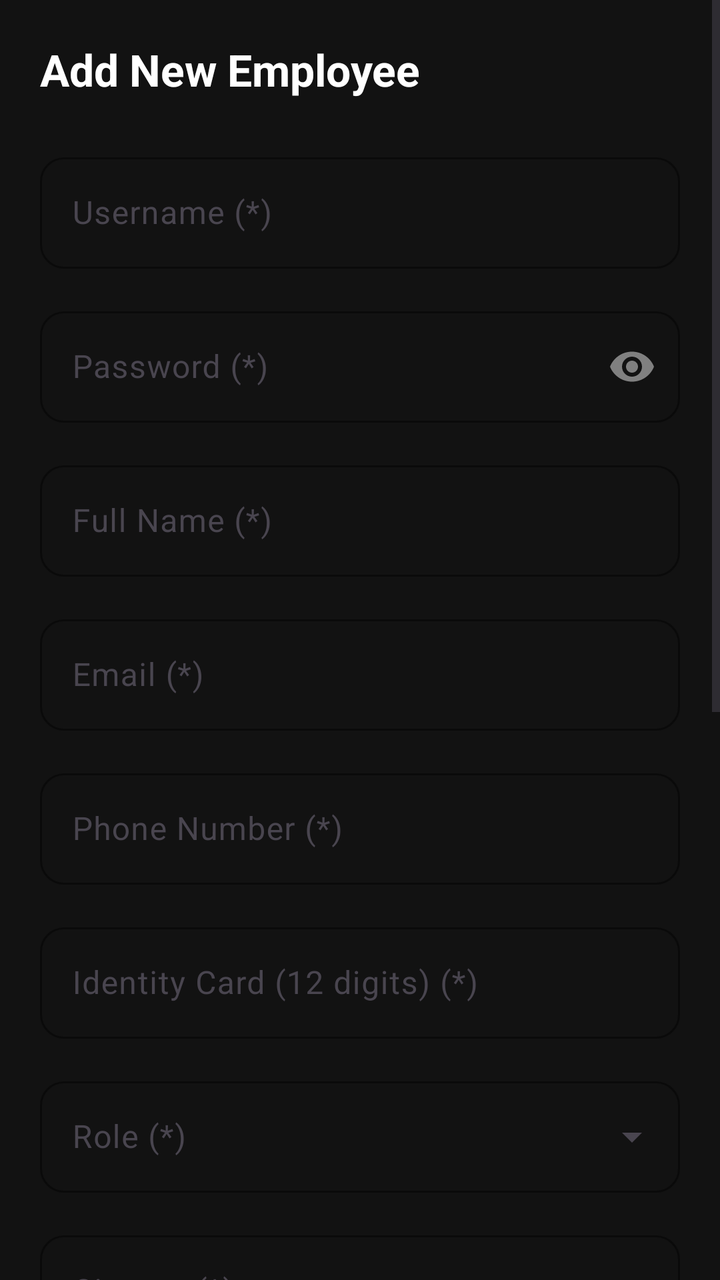
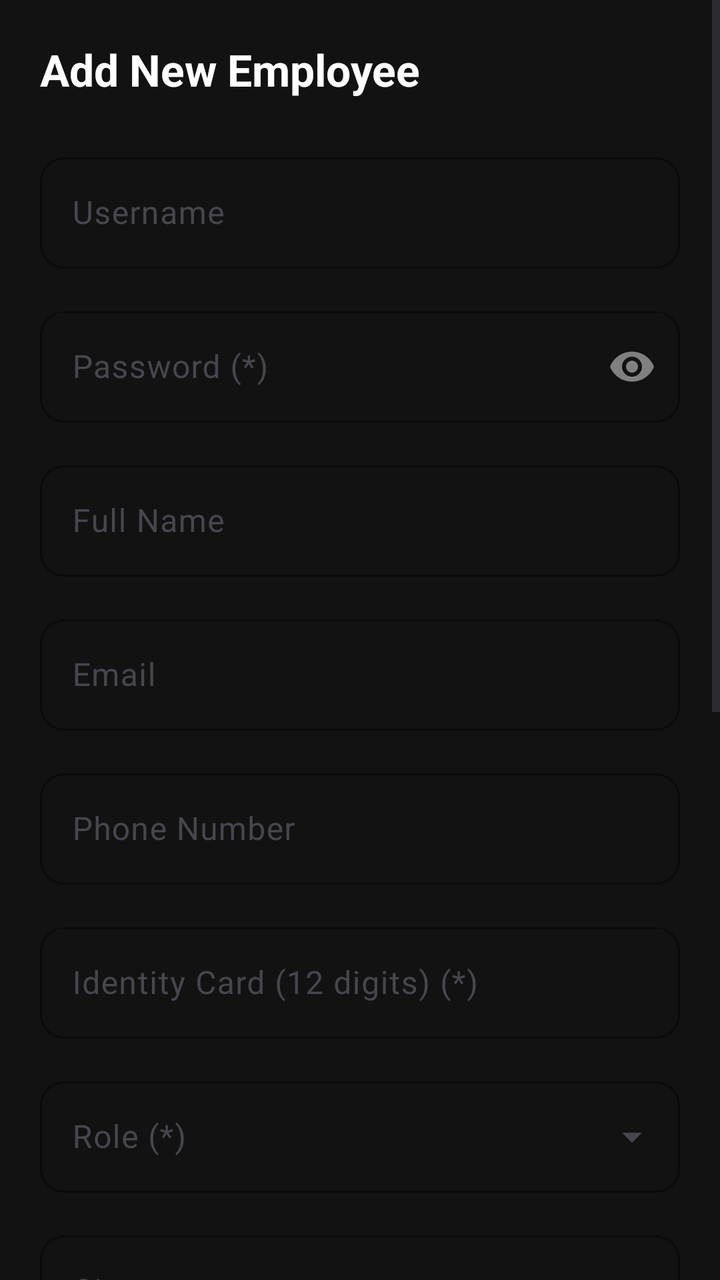

Two renders of the same Android screen: before a commit and after it. Below are the layout's source before the change and the commit's diff.
<!-- AndroidManifest.xml: activity theme Theme.Moviebookingapp -->
<!-- res/layout/activity_admin_staff.xml -->
<?xml version="1.0" encoding="utf-8"?>
<ScrollView xmlns:android="http://schemas.android.com/apk/res/android"
    xmlns:app="http://schemas.android.com/apk/res-auto"
    android:layout_width="match_parent"
    android:layout_height="match_parent"
    android:background="@color/admin_bg"
    android:fillViewport="true">

    <LinearLayout
        android:layout_width="match_parent"
        android:layout_height="wrap_content"
        android:orientation="vertical"
        android:padding="20dp">

        <TextView
            android:id="@+id/tvFormTitle"
            android:layout_width="wrap_content"
            android:layout_height="wrap_content"
            android:text="@string/auto_str_add_new_employee"
            android:textColor="@color/white"
            android:textSize="22sp"
            android:textStyle="bold"
            android:layout_marginBottom="24dp" />

        
        <com.google.android.material.textfield.TextInputLayout
            android:id="@+id/layoutUsername"
            style="@style/Widget.Material3.TextInputLayout.OutlinedBox"
            android:layout_width="match_parent"
            android:layout_height="wrap_content"
            android:layout_marginBottom="16dp"
            android:hint="Username (*)"
            app:boxStrokeColor="@color/yellow"
            app:boxCornerRadiusTopStart="12dp"
            app:boxCornerRadiusTopEnd="12dp"
            app:boxCornerRadiusBottomStart="12dp"
            app:boxCornerRadiusBottomEnd="12dp"
            app:hintTextColor="@color/admin_text_secondary">

            <com.google.android.material.textfield.TextInputEditText
                android:id="@+id/edtUsername"
                android:layout_width="match_parent"
                android:layout_height="wrap_content"
                android:textColor="@color/white"
                android:inputType="text" />
        </com.google.android.material.textfield.TextInputLayout>

        
        <com.google.android.material.textfield.TextInputLayout
            android:id="@+id/layoutPassword"
            style="@style/Widget.Material3.TextInputLayout.OutlinedBox"
            android:layout_width="match_parent"
            android:layout_height="wrap_content"
            android:layout_marginBottom="16dp"
            android:hint="Password (*)"
            app:boxStrokeColor="@color/yellow"
            app:boxCornerRadiusTopStart="12dp"
            app:boxCornerRadiusTopEnd="12dp"
            app:boxCornerRadiusBottomStart="12dp"
            app:boxCornerRadiusBottomEnd="12dp"
            app:hintTextColor="@color/admin_text_secondary"
            app:passwordToggleEnabled="true"
            app:passwordToggleTint="@color/admin_text_secondary">

            <com.google.android.material.textfield.TextInputEditText
                android:id="@+id/edtPassword"
                android:layout_width="match_parent"
                android:layout_height="wrap_content"
                android:textColor="@color/white"
                android:inputType="textPassword" />
        </com.google.android.material.textfield.TextInputLayout>

        
        <com.google.android.material.textfield.TextInputLayout
            android:id="@+id/layoutFullName"
            style="@style/Widget.Material3.TextInputLayout.OutlinedBox"
            android:layout_width="match_parent"
            android:layout_height="wrap_content"
            android:layout_marginBottom="16dp"
            android:hint="Full Name (*)"
            app:boxStrokeColor="@color/yellow"
            app:boxCornerRadiusTopStart="12dp"
            app:boxCornerRadiusTopEnd="12dp"
            app:boxCornerRadiusBottomStart="12dp"
            app:boxCornerRadiusBottomEnd="12dp"
            app:hintTextColor="@color/admin_text_secondary">

            <com.google.android.material.textfield.TextInputEditText
                android:id="@+id/edtFullName"
                android:layout_width="match_parent"
                android:layout_height="wrap_content"
                android:textColor="@color/white"
                android:inputType="textPersonName" />
        </com.google.android.material.textfield.TextInputLayout>

        
        <com.google.android.material.textfield.TextInputLayout
            android:id="@+id/layoutEmail"
            style="@style/Widget.Material3.TextInputLayout.OutlinedBox"
            android:layout_width="match_parent"
            android:layout_height="wrap_content"
            android:layout_marginBottom="16dp"
            android:hint="Email (*)"
            app:boxStrokeColor="@color/yellow"
            app:boxCornerRadiusTopStart="12dp"
            app:boxCornerRadiusTopEnd="12dp"
            app:boxCornerRadiusBottomStart="12dp"
            app:boxCornerRadiusBottomEnd="12dp"
            app:hintTextColor="@color/admin_text_secondary">

            <com.google.android.material.textfield.TextInputEditText
                android:id="@+id/edtEmail"
                android:layout_width="match_parent"
                android:layout_height="wrap_content"
                android:textColor="@color/white"
                android:inputType="textEmailAddress" />
        </com.google.android.material.textfield.TextInputLayout>

        
        <com.google.android.material.textfield.TextInputLayout
            android:id="@+id/layoutPhone"
            style="@style/Widget.Material3.TextInputLayout.OutlinedBox"
            android:layout_width="match_parent"
            android:layout_height="wrap_content"
            android:layout_marginBottom="16dp"
            android:hint="Phone Number (*)"
            app:boxStrokeColor="@color/yellow"
            app:boxCornerRadiusTopStart="12dp"
            app:boxCornerRadiusTopEnd="12dp"
            app:boxCornerRadiusBottomStart="12dp"
            app:boxCornerRadiusBottomEnd="12dp"
            app:hintTextColor="@color/admin_text_secondary">

            <com.google.android.material.textfield.TextInputEditText
                android:id="@+id/edtPhone"
                android:layout_width="match_parent"
                android:layout_height="wrap_content"
                android:textColor="@color/white"
                android:inputType="phone" />
        </com.google.android.material.textfield.TextInputLayout>

        
        <com.google.android.material.textfield.TextInputLayout
            android:id="@+id/layoutIdentityCard"
            style="@style/Widget.Material3.TextInputLayout.OutlinedBox"
            android:layout_width="match_parent"
            android:layout_height="wrap_content"
            android:layout_marginBottom="16dp"
            android:hint="Identity Card (12 digits) (*)"
            app:boxStrokeColor="@color/yellow"
            app:boxCornerRadiusTopStart="12dp"
            app:boxCornerRadiusTopEnd="12dp"
            app:boxCornerRadiusBottomStart="12dp"
            app:boxCornerRadiusBottomEnd="12dp"
            app:hintTextColor="@color/admin_text_secondary">

            <com.google.android.material.textfield.TextInputEditText
                android:id="@+id/edtIdentityCard"
                android:layout_width="match_parent"
                android:layout_height="wrap_content"
                android:textColor="@color/white"
                android:inputType="number" />
        </com.google.android.material.textfield.TextInputLayout>

        
        <com.google.android.material.textfield.TextInputLayout
            android:id="@+id/layoutRole"
            style="@style/Widget.Material3.TextInputLayout.OutlinedBox.ExposedDropdownMenu"
            android:layout_width="match_parent"
            android:layout_height="wrap_content"
            android:layout_marginBottom="16dp"
            android:hint="Role (*)"
            app:boxStrokeColor="@color/yellow"
            app:boxCornerRadiusTopStart="12dp"
            app:boxCornerRadiusTopEnd="12dp"
            app:boxCornerRadiusBottomStart="12dp"
            app:boxCornerRadiusBottomEnd="12dp"
            app:hintTextColor="@color/admin_text_secondary">

            <AutoCompleteTextView
                android:id="@+id/actvRole"
                android:layout_width="match_parent"
                android:layout_height="wrap_content"
                android:textColor="@color/white"
                android:inputType="none" />
        </com.google.android.material.textfield.TextInputLayout>

        
        <com.google.android.material.textfield.TextInputLayout
            android:id="@+id/layoutCinema"
            style="@style/Widget.Material3.TextInputLayout.OutlinedBox.ExposedDropdownMenu"
            android:layout_width="match_parent"
            android:layout_height="wrap_content"
            android:layout_marginBottom="16dp"
            android:hint="Cinema (*)"
            app:boxStrokeColor="@color/yellow"
            app:boxCornerRadiusTopStart="12dp"
            app:boxCornerRadiusTopEnd="12dp"
            app:boxCornerRadiusBottomStart="12dp"
            app:boxCornerRadiusBottomEnd="12dp"
            app:hintTextColor="@color/admin_text_secondary">

            <AutoCompleteTextView
                android:id="@+id/actvCinema"
                android:layout_width="match_parent"
                android:layout_height="wrap_content"
                android:textColor="@color/white"
                android:inputType="none" />
        </com.google.android.material.textfield.TextInputLayout>

        
        <com.google.android.material.textfield.TextInputLayout
            android:id="@+id/layoutPosition"
            style="@style/Widget.Material3.TextInputLayout.OutlinedBox"
            android:layout_width="match_parent"
            android:layout_height="wrap_content"
            android:layout_marginBottom="16dp"
            android:hint="Position (*)"
            app:boxStrokeColor="@color/yellow"
            app:boxCornerRadiusTopStart="12dp"
            app:boxCornerRadiusTopEnd="12dp"
            app:boxCornerRadiusBottomStart="12dp"
            app:boxCornerRadiusBottomEnd="12dp"
            app:hintTextColor="@color/admin_text_secondary">

            <com.google.android.material.textfield.TextInputEditText
                android:id="@+id/edtPosition"
                android:layout_width="match_parent"
                android:layout_height="wrap_content"
                android:textColor="@color/white"
                android:inputType="text" />
        </com.google.android.material.textfield.TextInputLayout>

        
        <com.google.android.material.textfield.TextInputLayout
            android:id="@+id/layoutSalary"
            style="@style/Widget.Material3.TextInputLayout.OutlinedBox"
            android:layout_width="match_parent"
            android:layout_height="wrap_content"
            android:layout_marginBottom="16dp"
            android:hint="Salary (*)"
            app:boxStrokeColor="@color/yellow"
            app:boxCornerRadiusTopStart="12dp"
            app:boxCornerRadiusTopEnd="12dp"
            app:boxCornerRadiusBottomStart="12dp"
            app:boxCornerRadiusBottomEnd="12dp"
            app:hintTextColor="@color/admin_text_secondary">

            <com.google.android.material.textfield.TextInputEditText
                android:id="@+id/edtSalary"
                android:layout_width="match_parent"
                android:layout_height="wrap_content"
                android:textColor="@color/white"
                android:inputType="numberDecimal" />
        </com.google.android.material.textfield.TextInputLayout>

        
        <com.google.android.material.textfield.TextInputLayout
            android:id="@+id/layoutStartDate"
            style="@style/Widget.Material3.TextInputLayout.OutlinedBox"
            android:layout_width="match_parent"
            android:layout_height="wrap_content"
            android:layout_marginBottom="16dp"
            android:hint="Start Date (*)"
            app:boxStrokeColor="@color/yellow"
            app:boxCornerRadiusTopStart="12dp"
            app:boxCornerRadiusTopEnd="12dp"
            app:boxCornerRadiusBottomStart="12dp"
            app:boxCornerRadiusBottomEnd="12dp"
            app:hintTextColor="@color/admin_text_secondary">

            <com.google.android.material.textfield.TextInputEditText
                android:id="@+id/edtStartDate"
                android:layout_width="match_parent"
                android:layout_height="wrap_content"
                android:textColor="@color/white"
                android:focusable="false"
                android:clickable="true" />
        </com.google.android.material.textfield.TextInputLayout>

        
        <com.google.android.material.textfield.TextInputLayout
            android:id="@+id/layoutAddress"
            style="@style/Widget.Material3.TextInputLayout.OutlinedBox"
            android:layout_width="match_parent"
            android:layout_height="wrap_content"
            android:layout_marginBottom="16dp"
            android:hint="Address"
            app:boxStrokeColor="@color/yellow"
            app:boxCornerRadiusTopStart="12dp"
            app:boxCornerRadiusTopEnd="12dp"
            app:boxCornerRadiusBottomStart="12dp"
            app:boxCornerRadiusBottomEnd="12dp"
            app:hintTextColor="@color/admin_text_secondary">

            <com.google.android.material.textfield.TextInputEditText
                android:id="@+id/edtAddress"
                android:layout_width="match_parent"
                android:layout_height="wrap_content"
                android:textColor="@color/white"
                android:inputType="text" />
        </com.google.android.material.textfield.TextInputLayout>

        
        <com.google.android.material.textfield.TextInputLayout
            android:id="@+id/layoutStatus"
            style="@style/Widget.Material3.TextInputLayout.OutlinedBox.ExposedDropdownMenu"
            android:layout_width="match_parent"
            android:layout_height="wrap_content"
            android:layout_marginBottom="24dp"
            android:hint="Status (*)"
            app:boxStrokeColor="@color/yellow"
            app:boxCornerRadiusTopStart="12dp"
            app:boxCornerRadiusTopEnd="12dp"
            app:boxCornerRadiusBottomStart="12dp"
            app:boxCornerRadiusBottomEnd="12dp"
            app:hintTextColor="@color/admin_text_secondary">

            <AutoCompleteTextView
                android:id="@+id/actvStatus"
                android:layout_width="match_parent"
                android:layout_height="wrap_content"
                android:textColor="@color/white"
                android:inputType="none" />
        </com.google.android.material.textfield.TextInputLayout>

        
        <LinearLayout
            android:layout_width="match_parent"
            android:layout_height="wrap_content"
            android:orientation="horizontal"
            android:gravity="end">

            <com.google.android.material.button.MaterialButton
                android:id="@+id/btnCancel"
                style="@style/Widget.Material3.Button.OutlinedButton"
                android:layout_width="wrap_content"
                android:layout_height="wrap_content"
                android:layout_marginEnd="12dp"
                android:text="@string/auto_str_cancel_1"
                android:textColor="@color/white"
                app:strokeColor="@color/admin_text_secondary"
                app:cornerRadius="8dp" />

            <com.google.android.material.button.MaterialButton
                android:id="@+id/btnSave"
                android:layout_width="wrap_content"
                android:layout_height="wrap_content"
                android:text="@string/auto_str_save_1"
                android:textColor="@color/black"
                app:backgroundTint="@color/yellow"
                app:cornerRadius="8dp" />
        </LinearLayout>

    </LinearLayout>
</ScrollView>
<!-- resources referenced by this layout -->
<resources>
  <color name="admin_bg">#121212</color>
  <color name="admin_text_secondary">#808080</color>
  <color name="black">#FF000000</color>
  <color name="white">#FFFFFFFF</color>
  <color name="yellow">#FFC107</color>
  <string name="auto_str_add_new_employee">Add New Employee</string>
  <string name="auto_str_cancel_1">Cancel</string>
  <string name="auto_str_save_1">Save</string>
  <style name="Theme.Moviebookingapp" parent="Base.Theme.Moviebookingapp" />
  <style name="Base.Theme.Moviebookingapp" parent="Theme.Material3.DayNight.NoActionBar">
          <item name="colorPrimary">@color/yellow</item>
          <item name="android:windowBackground">@color/background_black</item>
          <item name="android:statusBarColor">@color/background_black</item>
      </style>
  <color name="background_black">#FF000000</color>
</resources>

<!-- the commit's change to res/layout/activity_admin_staff.xml (unified diff, before → after) -->
@@ -29,7 +29,7 @@
             android:layout_width="match_parent"
             android:layout_height="wrap_content"
             android:layout_marginBottom="16dp"
-            android:hint="Username (*)"
+            android:hint="@string/auto_str_username"
             app:boxStrokeColor="@color/yellow"
             app:boxCornerRadiusTopStart="12dp"
             app:boxCornerRadiusTopEnd="12dp"
@@ -52,7 +52,7 @@
             android:layout_width="match_parent"
             android:layout_height="wrap_content"
             android:layout_marginBottom="16dp"
-            android:hint="Password (*)"
+            android:hint="@string/auto_str_password"
             app:boxStrokeColor="@color/yellow"
             app:boxCornerRadiusTopStart="12dp"
             app:boxCornerRadiusTopEnd="12dp"
@@ -77,7 +77,7 @@
             android:layout_width="match_parent"
             android:layout_height="wrap_content"
             android:layout_marginBottom="16dp"
-            android:hint="Full Name (*)"
+            android:hint="@string/auto_str_full_name"
             app:boxStrokeColor="@color/yellow"
             app:boxCornerRadiusTopStart="12dp"
             app:boxCornerRadiusTopEnd="12dp"
@@ -100,7 +100,7 @@
             android:layout_width="match_parent"
             android:layout_height="wrap_content"
             android:layout_marginBottom="16dp"
-            android:hint="Email (*)"
+            android:hint="@string/auto_str_email"
             app:boxStrokeColor="@color/yellow"
             app:boxCornerRadiusTopStart="12dp"
             app:boxCornerRadiusTopEnd="12dp"
@@ -123,7 +123,7 @@
             android:layout_width="match_parent"
             android:layout_height="wrap_content"
             android:layout_marginBottom="16dp"
-            android:hint="Phone Number (*)"
+            android:hint="@string/auto_str_phone_number"
             app:boxStrokeColor="@color/yellow"
             app:boxCornerRadiusTopStart="12dp"
             app:boxCornerRadiusTopEnd="12dp"
@@ -146,7 +146,7 @@
             android:layout_width="match_parent"
             android:layout_height="wrap_content"
             android:layout_marginBottom="16dp"
-            android:hint="Identity Card (12 digits) (*)"
+            android:hint="@string/auto_str_identity_card_12_digits"
             app:boxStrokeColor="@color/yellow"
             app:boxCornerRadiusTopStart="12dp"
             app:boxCornerRadiusTopEnd="12dp"
@@ -169,7 +169,7 @@
             android:layout_width="match_parent"
             android:layout_height="wrap_content"
             android:layout_marginBottom="16dp"
-            android:hint="Role (*)"
+            android:hint="@string/auto_str_role"
             app:boxStrokeColor="@color/yellow"
             app:boxCornerRadiusTopStart="12dp"
             app:boxCornerRadiusTopEnd="12dp"
@@ -192,7 +192,7 @@
             android:layout_width="match_parent"
             android:layout_height="wrap_content"
             android:layout_marginBottom="16dp"
-            android:hint="Cinema (*)"
+            android:hint="@string/auto_str_cinema"
             app:boxStrokeColor="@color/yellow"
             app:boxCornerRadiusTopStart="12dp"
             app:boxCornerRadiusTopEnd="12dp"
@@ -215,7 +215,7 @@
             android:layout_width="match_parent"
             android:layout_height="wrap_content"
             android:layout_marginBottom="16dp"
-            android:hint="Position (*)"
+            android:hint="@string/auto_str_position"
             app:boxStrokeColor="@color/yellow"
             app:boxCornerRadiusTopStart="12dp"
             app:boxCornerRadiusTopEnd="12dp"
@@ -238,7 +238,7 @@
             android:layout_width="match_parent"
             android:layout_height="wrap_content"
             android:layout_marginBottom="16dp"
-            android:hint="Salary (*)"
+            android:hint="@string/auto_str_salary"
             app:boxStrokeColor="@color/yellow"
             app:boxCornerRadiusTopStart="12dp"
             app:boxCornerRadiusTopEnd="12dp"
@@ -261,7 +261,7 @@
             android:layout_width="match_parent"
             android:layout_height="wrap_content"
             android:layout_marginBottom="16dp"
-            android:hint="Start Date (*)"
+            android:hint="@string/auto_str_start_date_1"
             app:boxStrokeColor="@color/yellow"
             app:boxCornerRadiusTopStart="12dp"
             app:boxCornerRadiusTopEnd="12dp"
@@ -285,7 +285,7 @@
             android:layout_width="match_parent"
             android:layout_height="wrap_content"
             android:layout_marginBottom="16dp"
-            android:hint="Address"
+            android:hint="@string/auto_str_address"
             app:boxStrokeColor="@color/yellow"
             app:boxCornerRadiusTopStart="12dp"
             app:boxCornerRadiusTopEnd="12dp"
@@ -308,7 +308,7 @@
             android:layout_width="match_parent"
             android:layout_height="wrap_content"
             android:layout_marginBottom="24dp"
-            android:hint="Status (*)"
+            android:hint="@string/auto_str_status_1"
             app:boxStrokeColor="@color/yellow"
             app:boxCornerRadiusTopStart="12dp"
             app:boxCornerRadiusTopEnd="12dp"
<!-- resource entries referenced after the edit -->
@@ -6,8 +6,21 @@
   <color name="white">#FFFFFFFF</color>
   <color name="yellow">#FFC107</color>
   <string name="auto_str_add_new_employee">Add New Employee</string>
+  <string name="auto_str_address">Address</string>
   <string name="auto_str_cancel_1">Cancel</string>
+  <string name="auto_str_cinema">Cinema</string>
+  <string name="auto_str_email">Email</string>
+  <string name="auto_str_full_name">Full Name</string>
+  <string name="auto_str_identity_card_12_digits">Identity Card (12 digits) (*)</string>
+  <string name="auto_str_password">Password (*)</string>
+  <string name="auto_str_phone_number">Phone Number</string>
+  <string name="auto_str_position">Position</string>
+  <string name="auto_str_role">Role (*)</string>
+  <string name="auto_str_salary">Salary</string>
   <string name="auto_str_save_1">Save</string>
+  <string name="auto_str_start_date_1">Start Date (*)</string>
+  <string name="auto_str_status_1">Status (*)</string>
+  <string name="auto_str_username">Username</string>
   <style name="Theme.Moviebookingapp" parent="Base.Theme.Moviebookingapp" />
   <style name="Base.Theme.Moviebookingapp" parent="Theme.Material3.DayNight.NoActionBar">
           <item name="colorPrimary">@color/yellow</item>
